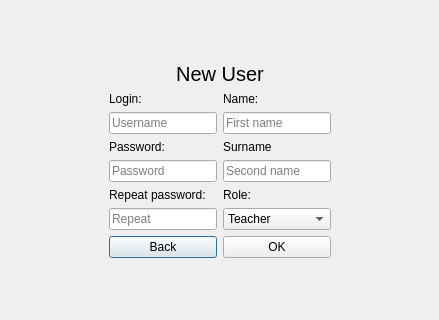
First picture: the form in Project_files/addnewuserwindow.ui, repository cry4alone/FacultativPRO, before the edit.
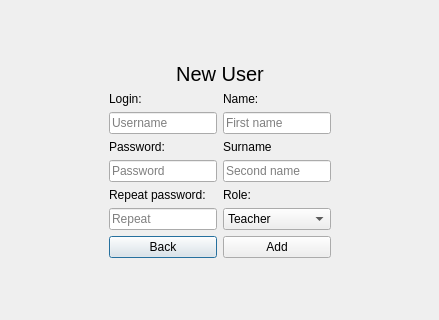
Second picture: the form after the edit.

What changed in the file:
```diff
--- a/Project_files/addnewuserwindow.ui
+++ b/Project_files/addnewuserwindow.ui
@@ -54,7 +54,7 @@
        <item>
         <widget class="QPushButton" name="pushBtnOk">
          <property name="text">
-          <string>OK</string>
+          <string>Add</string>
          </property>
         </widget>
        </item>
```
